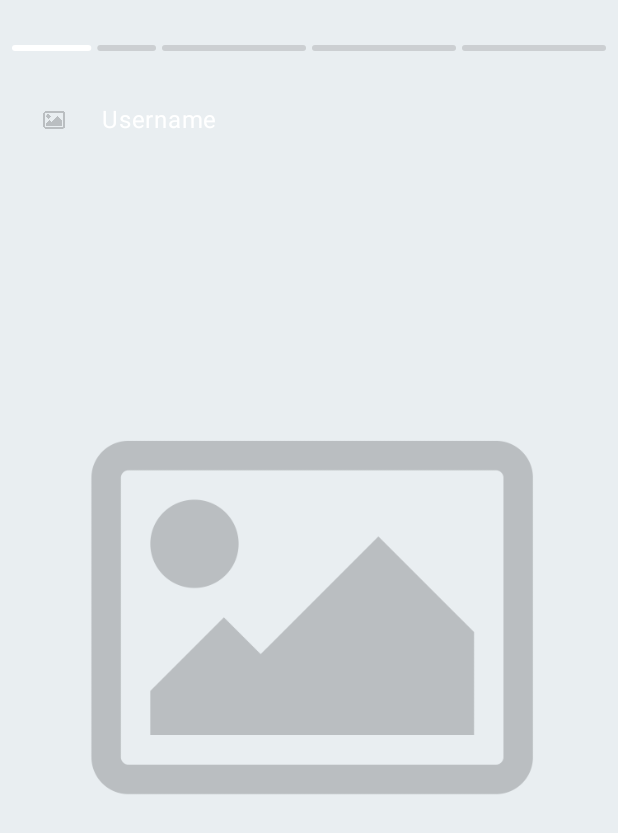
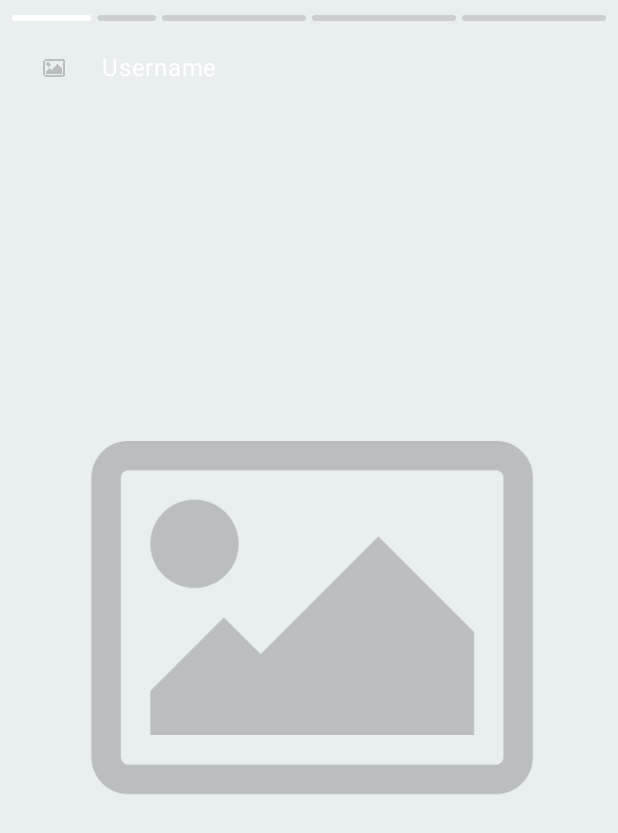
Before and after one commit to CPNV-ES/GUI2-TAB, an Android app built with Jetpack Compose: the @Preview function StoryScreenPreview, on a phone screen of 412 x 824 dp. Shown: the top 833 px of the screen. Run offline under Robolectric (Android 15) with nearby library versions, the phone set to English and light mode, and no system bars.

Commit message:
feat: add scaffold

```diff
--- a/app/src/main/java/ch/cnpv/gui2/ui/screen/StoryScreen.kt
+++ b/app/src/main/java/ch/cnpv/gui2/ui/screen/StoryScreen.kt
@@ -22,6 +22,7 @@ import androidx.compose.runtime.mutableStateOf
 import androidx.compose.runtime.remember
 import androidx.compose.foundation.shape.CircleShape
 import androidx.compose.material3.MaterialTheme
+import androidx.compose.material3.Scaffold
 import androidx.compose.ui.draw.clip
 import androidx.compose.material3.Text
 
@@ -69,10 +70,11 @@ fun StoryScreen(
             onFinished()
         }
     }
-
+    Scaffold() {
+        paddingValues ->
         Box(
             modifier = Modifier
-            .fillMaxSize()
+                .fillMaxSize().padding(paddingValues)
                 .pointerInput(Unit) {
                     detectTapGestures(
                         onPress = { offset ->
@@ -108,7 +110,7 @@ fun StoryScreen(
             Row(
                 modifier = Modifier
                     .align(Alignment.TopStart)
-                .padding(top = 60.dp, start = 16.dp),
+                    .padding(top = 25.dp, start = 16.dp),
                 verticalAlignment = Alignment.CenterVertically
             ) {
                 Image(
@@ -135,8 +137,9 @@ fun StoryScreen(
                 progress = progress,
                 modifier = Modifier
                     .align(Alignment.TopCenter)
-                .padding(top = 30.dp)
+                    .padding(top = 10.dp)
             )
+        }
     }
 }
 
```
Lines whose indentation alone changed are shown as unchanged.
